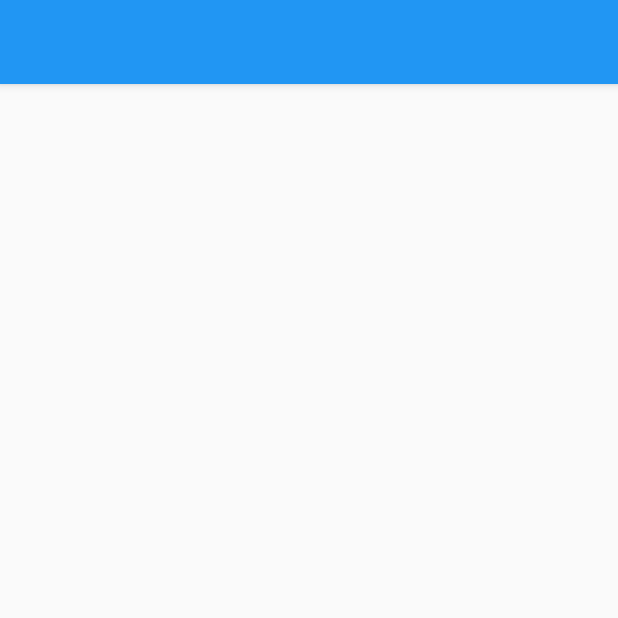
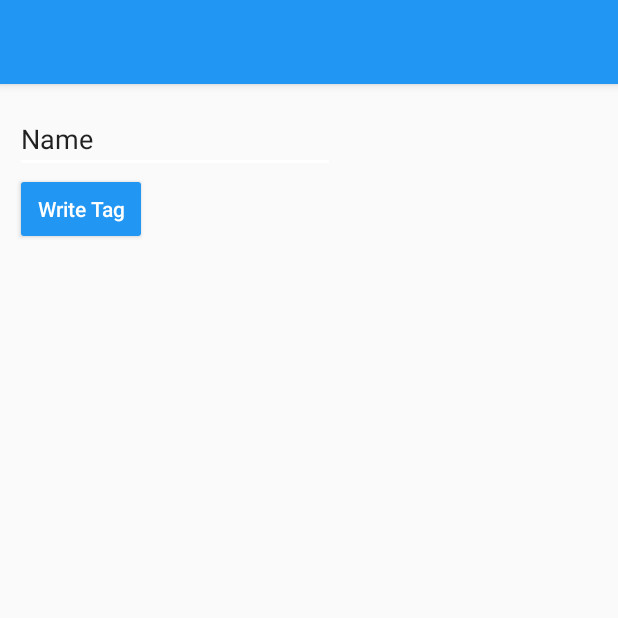
Before and after one commit to benjcolin/NFChecklist, an Android app: the NewTagActivity screen opened directly, with no data from a screen before it, on a phone screen of 412 x 824 dp, the top half of it. Run offline under Robolectric (Android 15) with nearby library versions, the phone set to English and light mode, and no system bars.

Commit message:
Änderung in Manifest content new tag und app bar new tag

```diff
--- a/app/src/main/AndroidManifest.xml
+++ b/app/src/main/AndroidManifest.xml
@@ -5,7 +5,6 @@
     <application
         android:allowBackup="true"
         android:icon="@mipmap/ic_launcher"
-        android:label="@string/app_name"
         android:supportsRtl="true"
         android:theme="@style/AppTheme">
         <activity
--- a/app/src/main/res/layout/app_bar_new_tag.xml
+++ b/app/src/main/res/layout/app_bar_new_tag.xml
@@ -7,6 +7,8 @@
     android:fitsSystemWindows="true"
     tools:context="com.nfchecklist.app.AllTagsActivity"
     android:orientation="horizontal">
+
+    <include layout="@layout/content_new_tag"></include>
 
     <android.support.design.widget.AppBarLayout
         android:layout_width="match_parent"
--- a/app/src/main/res/layout/content_new_tag.xml
+++ b/app/src/main/res/layout/content_new_tag.xml
@@ -2,7 +2,7 @@
 <LinearLayout xmlns:android="http://schemas.android.com/apk/res/android"
     android:orientation="vertical" android:layout_width="match_parent"
     android:layout_height="match_parent"
-    xmlns:app="http://schemas.android.com/apk/res-auto">
+    >
 
     <TextView
         android:layout_width="wrap_content"
```
